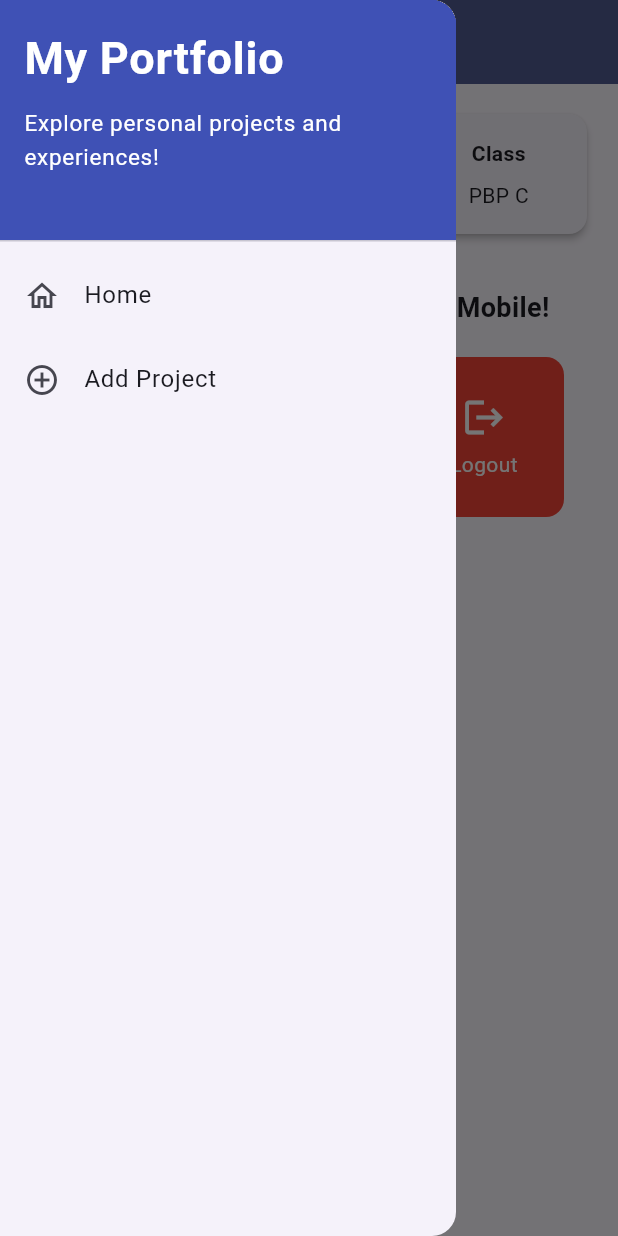
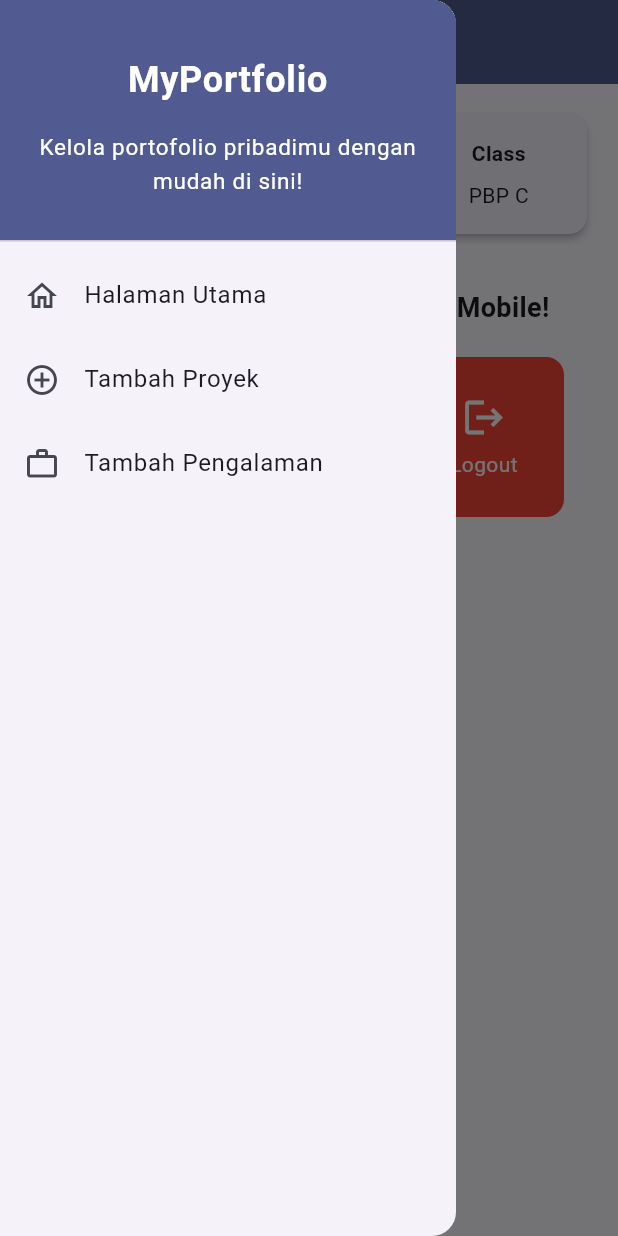
Before and after one commit to alena-aura/myportofolio_mobile, a Flutter app: the screen it shows after launch, with the side drawer open, on a phone screen of 412 x 824 dp. Run offline on Flutter 3.47's test engine with Material 3 defaults, Android fonts, the phone set to English and light mode, and no system bars.

Commit message:
feat: add experience form option to left drawer

```diff
--- a/lib/widgets/left_drawer.dart
+++ b/lib/widgets/left_drawer.dart
@@ -1,4 +1,5 @@
 import 'package:flutter/material.dart';
+import 'package:myportofolio_mobile/screens/experience_form.dart';
 import 'package:myportofolio_mobile/screens/menu.dart';
 import 'package:myportofolio_mobile/screens/project_form.dart';
 
@@ -10,27 +11,30 @@ class LeftDrawer extends StatelessWidget {
     return Drawer(
       child: ListView(
         children: [
-          const DrawerHeader(
+          DrawerHeader(
             decoration: BoxDecoration(
-              color: Colors.indigo,
+              color: Theme.of(context).colorScheme.primary,
             ),
-            child: Column(
-              crossAxisAlignment: CrossAxisAlignment.start,
+            child: const Column(
+              mainAxisAlignment: MainAxisAlignment.center,
               children: [
                 Text(
-                  'My Portfolio',
+                  'MyPortfolio',
+                  textAlign: TextAlign.center,
                   style: TextStyle(
-                    fontSize: 30,
+                    fontSize: 24,
                     fontWeight: FontWeight.bold,
                     color: Colors.white,
                   ),
                 ),
-                SizedBox(height: 10),
+                Padding(padding: EdgeInsets.all(8)),
                 Text(
-                  'Explore personal projects and experiences!',
+                  "Kelola portofolio pribadimu dengan mudah di sini!",
+                  textAlign: TextAlign.center,
                   style: TextStyle(
                     fontSize: 15,
                     color: Colors.white,
+                    fontWeight: FontWeight.normal,
                   ),
                 ),
               ],
@@ -38,7 +42,7 @@ class LeftDrawer extends StatelessWidget {
           ),
           ListTile(
             leading: const Icon(Icons.home_outlined),
-            title: const Text('Home'),
+            title: const Text('Halaman Utama'),
             onTap: () {
               Navigator.pushReplacement(
                 context,
@@ -50,7 +54,7 @@ class LeftDrawer extends StatelessWidget {
           ),
           ListTile(
             leading: const Icon(Icons.add_circle_outline),
-            title: const Text('Add Project'),
+            title: const Text('Tambah Proyek'),
             onTap: () {
               Navigator.push(
                 context,
@@ -60,6 +64,18 @@ class LeftDrawer extends StatelessWidget {
               );
             },
           ),
+          ListTile(
+            leading: const Icon(Icons.work_outline),
+            title: const Text('Tambah Pengalaman'),
+            onTap: () {
+              Navigator.push(
+                context,
+                MaterialPageRoute(
+                  builder: (context) => const ExperienceFormPage(),
+                ),
+              );
+            },
+          ),
         ],
       ),
     );
```
